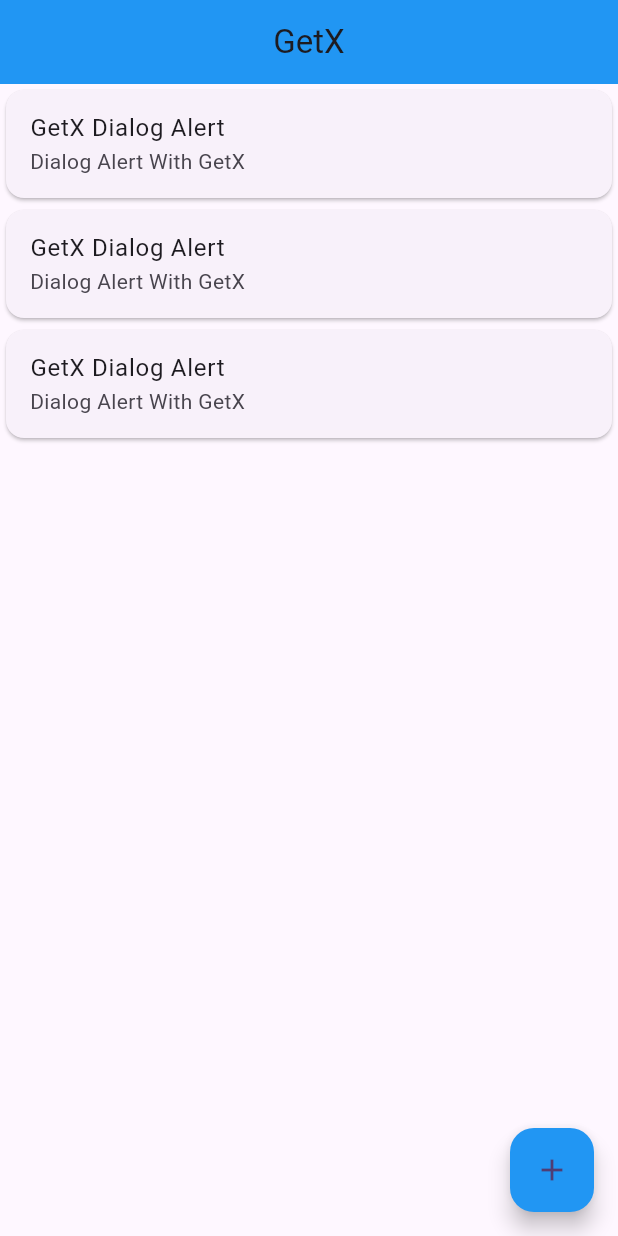
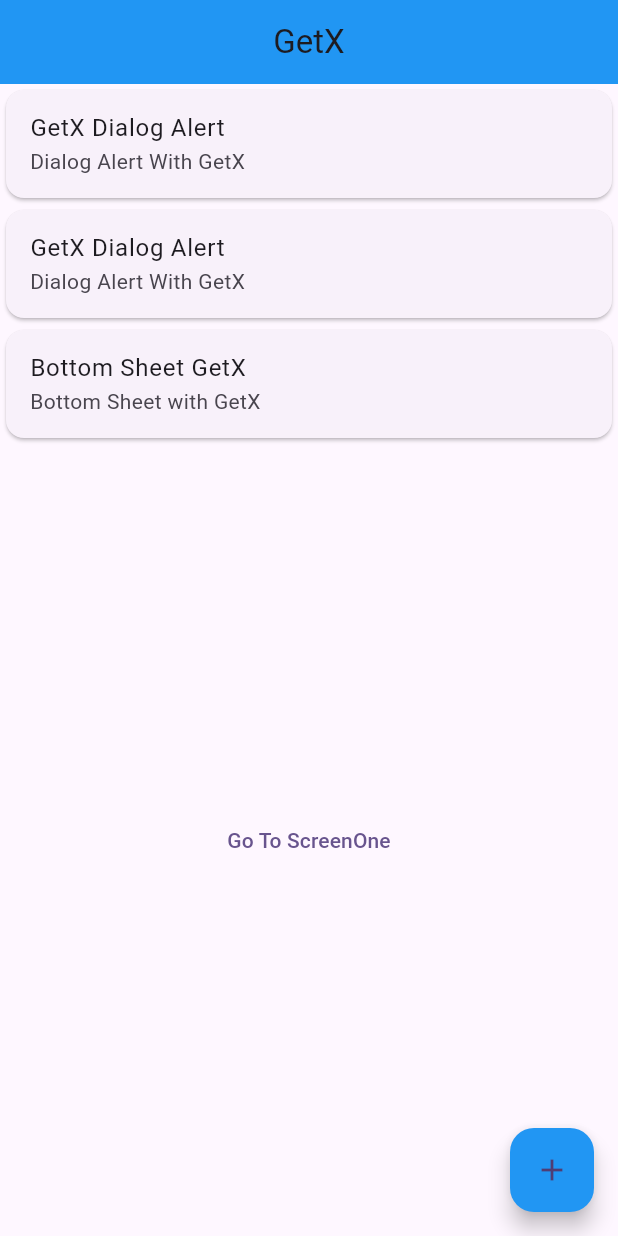
Before and after one commit to Amankhan044/GetX, a Flutter app: the screen it shows after launch, on a phone screen of 412 x 824 dp. Run offline on Flutter 3.47's test engine with Material 3 defaults, Android fonts, the phone set to English and light mode, and no system bars; our stand-ins replace get.

```diff
--- a/lib/main.dart
+++ b/lib/main.dart
@@ -1,5 +1,8 @@
 import 'package:flutter/material.dart';
 import 'package:flutter_getx/views/home_view.dart';
+import 'package:flutter_getx/views/localization_view.dart';
+import 'package:flutter_getx/views/screen_two.dart';
+import 'package:flutter_getx/views/screenone_view.dart';
 import 'package:get/get.dart';
 
 void main() {
@@ -11,16 +14,22 @@ class MyApp extends StatelessWidget {
 
   @override
   Widget build(BuildContext context) {
-
     return GetMaterialApp(
+      translations: Languages(),
+      locale: Locale('en', 'US'),
+      fallbackLocale: const Locale('en', 'US'),
       debugShowCheckedModeBanner: false,
       title: 'Flutter Demo',
       theme: ThemeData(
-
         colorScheme: ColorScheme.fromSeed(seedColor: Colors.deepPurple),
         useMaterial3: true,
       ),
       home: const HomeView(),
+      getPages: [
+        GetPage(name: '/', page: () => HomeView()),
+        GetPage(name: '/ScreenOne', page: () => ScreenOne()),
+        GetPage(name: '/ScreenTwo', page: () => ScreenTwo()),
+      ],
     );
   }
 }
--- a/lib/views/home_view.dart
+++ b/lib/views/home_view.dart
@@ -1,4 +1,5 @@
 import 'package:flutter/material.dart';
+import 'package:flutter_getx/views/screenone_view.dart';
 import 'package:get/get.dart';
 
 class HomeView extends StatefulWidget {
@@ -61,8 +62,8 @@ class _HomeViewState extends State<HomeView> {
           ),
           Card(
             child: ListTile(
-              title: Text("GetX Dialog Alert"),
-              subtitle: Text("Dialog Alert With GetX"),
+              title: Text("Bottom Sheet GetX"),
+              subtitle: Text("Bottom Sheet with GetX"),
               onTap: () {
                 Get.bottomSheet(
                   Container(
@@ -97,7 +98,16 @@ class _HomeViewState extends State<HomeView> {
                 );
               },
             ),
-          )
+          ),
+          Expanded(
+              child: TextButton(
+                  onPressed: () {
+                    // Navigator.push(context,
+                    //     MaterialPageRoute(builder: (context) => ScreenOne()));
+
+                    Get.to(ScreenOne());
+                  },
+                  child: Text("Go To ScreenOne")))
         ],
       ),
       floatingActionButton: FloatingActionButton(
--- /dev/null
+++ b/lib/views/localization_view.dart
@@ -0,0 +1,16 @@
+import 'package:get/get.dart';
+
+class Languages extends Translations {
+  @override
+  Map<String, Map<String, String>> get keys => {
+        'ur_PK': {
+          'greeting': 'سلام',
+        },
+        'ja_JP': {
+          'greeting': 'こんにちは',
+        },
+        'en_US': {
+          'greeting': 'Hello',
+        },
+      };
+}
```
Also changed, not shown: lib/views/screen_two.dart (added, +55 -0 lines), lib/views/screenone_view.dart (added, +81 -0 lines).
